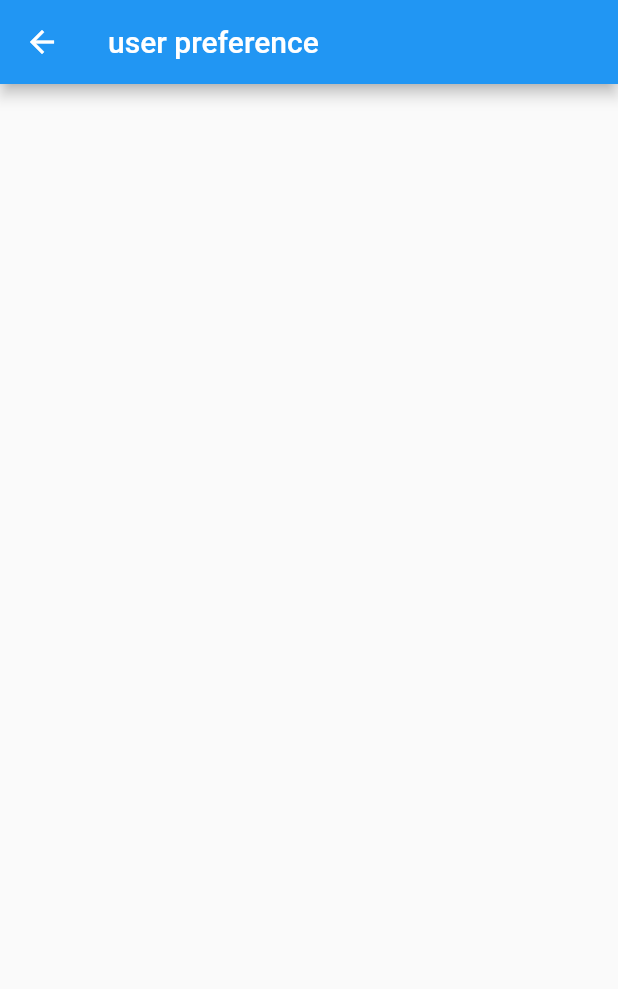
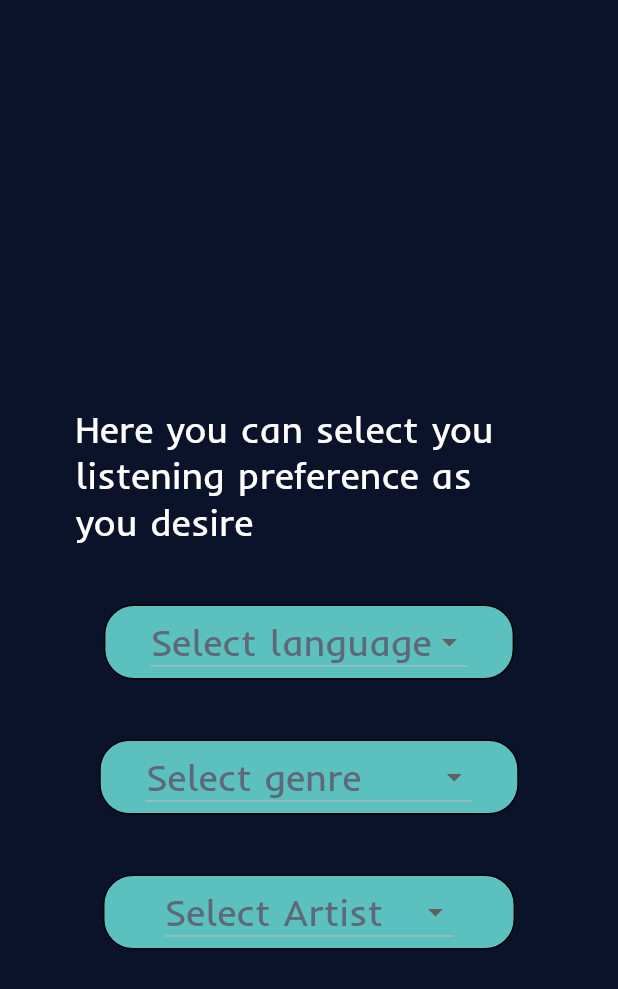
Before and after one commit to DataScienceGroupProject/frontend, a Flutter app: the user_preference screen opened directly, on a phone screen of 412 x 824 dp. Shown: the top 989 px of the screen. Run offline on Flutter 3.47's test engine with Material 2 defaults, Android fonts, the phone set to English and light mode, and no system bars; our stand-ins replace file_picker, flutter_signin_button, image_picker.

Commit message:
fourth commit

```diff
--- a/project 1/flutter_application_1/lib/user_preference_page.dart
+++ b/project 1/flutter_application_1/lib/user_preference_page.dart
@@ -1,4 +1,5 @@
 import 'package:flutter/material.dart';
+import 'package:flutter_application_1/sidebar.dart';
 
 class user_preference extends StatefulWidget {
   const user_preference({Key? key}) : super(key: key);
@@ -8,11 +9,141 @@ class user_preference extends StatefulWidget {
 }
 
 class _user_preferenceState extends State<user_preference> {
+
+  String valueChoose1 ='Select language';
+  String valueChoose2 ='Select genre';
+  String valueChoose3='Select Artist';
+  List<String> listItem1 = [
+    "Select language","Sinhala","English","Hindi","Spanish"
+  ];
+
+  List<String> listItem2 = [
+    "Select genre","Rock","Hip hop","Electronic music","Pop"
+  ];
+
+  List<String> listItem3 = [
+    "Select Artist","The Weekend","Ariana Grande","Justin Bieber","Katy Perry"
+  ];
   @override
   Widget build(BuildContext context) {
     return Scaffold(
-      appBar: AppBar(
-        title: const Text("user preference"),
+      backgroundColor:const Color(0xFF0B132B),
+      body:Column(
+        children: [
+          const SizedBox(height:250,),
+          Container(
+            margin:const EdgeInsets.symmetric(vertical:20),
+            padding: const EdgeInsets.symmetric(horizontal:50),
+            child:const Text("Here you can select you listening preference as you desire",
+                style:TextStyle(
+                  color:Colors.white,
+                  fontSize:25,
+                  fontFamily:'Inder-Regular',
+                )),
+          ),
+          Center(
+            child: Container(
+              margin:const EdgeInsets.symmetric(vertical:20),
+              padding: const EdgeInsets.symmetric(horizontal:30),
+              decoration: const ShapeDecoration(
+                color: Color(0xFF5BC0BE),
+                shape: RoundedRectangleBorder(
+                  side: BorderSide(width: 1.0, style: BorderStyle.solid),
+                  borderRadius: BorderRadius.all(Radius.circular(20.0)),
+                ),
+              ),
+              child: DropdownButton(
+                items:listItem1.map((String valueItem){
+                  return DropdownMenuItem<String>(
+                    value: valueItem,
+                    child:Text(valueItem),
+                  );
+                }).toList(),
+                value:valueChoose1,
+                style: const TextStyle(
+                  color:Color(0xFF5D6978),
+                  fontSize:25,
+                  fontFamily:'Inder-Regular',
+                  // fontWeight: FontWeight.bold,
+                ),
+                onChanged: (newValue)
+                {
+                    setState(() {
+                      valueChoose1 = newValue as String;
+                    });
+                },
+              ),
+            ),
+          ),
+          Center(
+            child: Container(
+              margin:const EdgeInsets.symmetric(vertical:20),
+              padding: const EdgeInsets.symmetric(horizontal:30),
+              decoration: const ShapeDecoration(
+                color: Color(0xFF5BC0BE),
+                shape: RoundedRectangleBorder(
+                  side: BorderSide(width: 1.0, style: BorderStyle.solid),
+                  borderRadius: BorderRadius.all(Radius.circular(20.0)),
+                ),
+              ),
+              child: DropdownButton(
+                items:listItem2.map((String valueItem){
+                  return DropdownMenuItem<String>(
+                    value: valueItem,
+                    child:Text(valueItem),
+                  );
+                }).toList(),
+                value:valueChoose2,
+                style: const TextStyle(
+                  color:Color(0xFF5D6978),
+                  fontSize:25,
+                  fontFamily:'Inder-Regular',
+                  // fontWeight: FontWeight.bold,
+                ),
+                onChanged: (newValue)
+                {
+                  setState(() {
+                    valueChoose2 = newValue as String;
+                  });
+                },
+              ),
+            ),
+          ),
+          Center(
+            child: Container(
+              margin:const EdgeInsets.symmetric(vertical:20),
+              padding: const EdgeInsets.symmetric(horizontal:40),
+              decoration: const ShapeDecoration(
+                color: Color(0xFF5BC0BE),
+                shape: RoundedRectangleBorder(
+                  side: BorderSide(width: 1.0, style: BorderStyle.solid),
+                  borderRadius: BorderRadius.all(Radius.circular(20.0)),
+                ),
+              ),
+              child: DropdownButton(
+                items:listItem3.map((String valueItem){
+                  return DropdownMenuItem<String>(
+                    value: valueItem,
+                    child:Text(valueItem),
+                  );
+                }).toList(),
+                value:valueChoose3,
+                style: const TextStyle(
+                  color:Color(0xFF5D6978),
+                  fontSize:25,
+                  fontFamily:'Inder-Regular',
+                  // fontWeight: FontWeight.bold,
+                ),
+                onChanged: (newValue)
+                {
+                  setState(() {
+                    valueChoose3 = newValue as String;
+                  });
+                },
+              ),
+            ),
+          ),
+        ],
       ),
     );
   }
--- a/project 1/flutter_application_1/pubspec.yaml
+++ b/project 1/flutter_application_1/pubspec.yaml
@@ -32,6 +32,10 @@ dependencies:
   image_picker: ^0.8.6+1
   path_provider: ^2.0.12
   file_picker: ^5.2.2
+#  cloud_firestore: ^3.1.5
+#  firebase_auth: ^3.3.4
+#  firebase_core_platform_interface: 4.5.1
+#  firebase_messaging: ^13.0.4
 
 dev_dependencies:
   flutter_test:
```
Also changed, not shown: project 1/flutter_application_1/lib/loging_screen.dart (+26 -5 lines), project 1/flutter_application_1/pubspec.lock.
